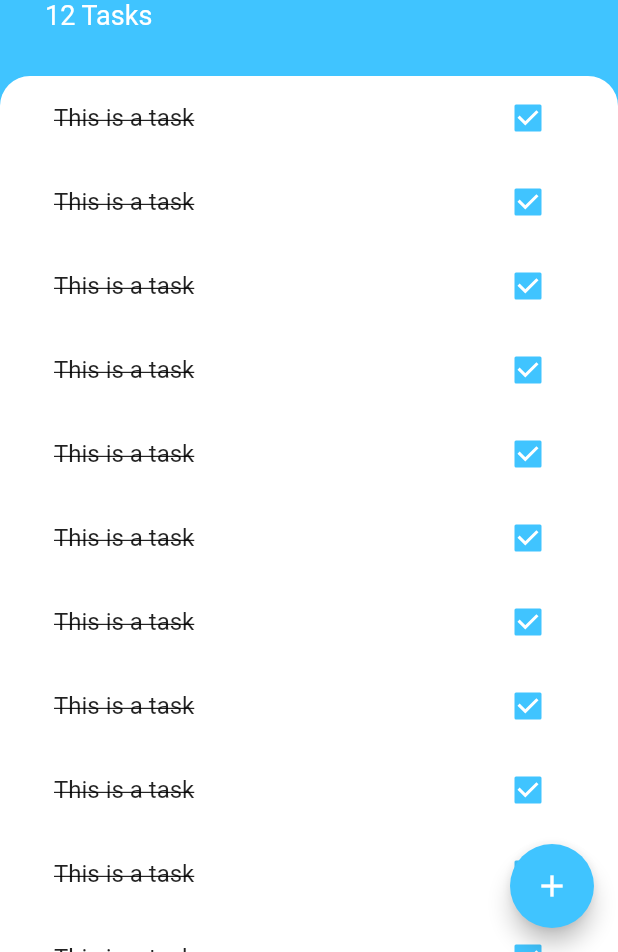
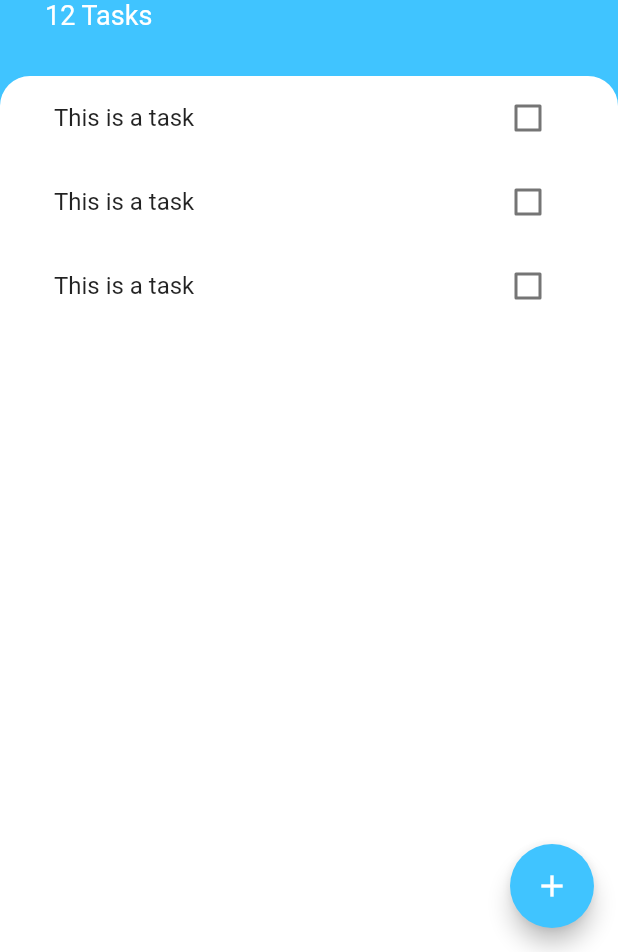
Before and after one commit to grasilife/todoey_flutter, a Flutter app: the screen it shows after launch, on a phone screen of 412 x 824 dp, the part 284-1236 px from its top. Run offline on Flutter 3.47's test engine with Material 2 defaults, Android fonts, the phone set to English and light mode, and no system bars.

```diff
--- a/lib/components/task_list.dart
+++ b/lib/components/task_list.dart
@@ -1,26 +1,35 @@
 import 'package:flutter/material.dart';
 import 'package:todoey_flutter/components/task_title.dart';
+import 'package:todoey_flutter/models/task.dart';
 
-class TaskList extends StatelessWidget {
+class TaskList extends StatefulWidget {
   const TaskList({Key? key}) : super(key: key);
 
   @override
+  State<TaskList> createState() => _TaskListState();
+}
+
+class _TaskListState extends State<TaskList> {
+  void checkboxCallback(int index) {}
+  List<Task> tasks = [
+    Task(name: 'Buy milk'),
+    Task(name: 'Buy eggs'),
+    Task(name: 'Buy bread'),
+  ];
+  @override
   Widget build(BuildContext context) {
-    return ListView(
-      children: const [
-        TaskTitle(),
-        TaskTitle(),
-        TaskTitle(),
-        TaskTitle(),
-        TaskTitle(),
-        TaskTitle(),
-        TaskTitle(),
-        TaskTitle(),
-        TaskTitle(),
-        TaskTitle(),
-        TaskTitle(),
-        TaskTitle(),
-      ],
+    return ListView.builder(
+      itemBuilder: (context, index) {
+        return TaskTitle(
+            isChecked: tasks[index].isDone,
+            taskTitle: tasks[index].name,
+            checkboxCallback: (value) {
+              setState(() {
+                tasks[index].toggleDone();
+              });
+            });
+      },
+      itemCount: tasks.length,
     );
   }
 }
--- a/lib/components/task_title.dart
+++ b/lib/components/task_title.dart
@@ -1,19 +1,15 @@
 import 'package:flutter/material.dart';
 
-class TaskTitle extends StatefulWidget {
-  const TaskTitle({Key? key}) : super(key: key);
-
-  @override
-  State<TaskTitle> createState() => _TaskTitleState();
-}
-
-class _TaskTitleState extends State<TaskTitle> {
-  bool isChecked = true;
-  void checkboxCallback(bool checkboxState) {
-    setState(() {
-      isChecked = checkboxState;
-    });
-  }
+class TaskTitle extends StatelessWidget {
+  final bool isChecked;
+  final String taskTitle;
+  final Function checkboxCallback;
+  const TaskTitle({
+    required this.isChecked,
+    required this.taskTitle,
+    required this.checkboxCallback,
+    Key? key,
+  }) : super(key: key);
 
   @override
   Widget build(BuildContext context) {
--- /dev/null
+++ b/lib/models/task.dart
@@ -0,0 +1,11 @@
+class Task {
+  String name;
+  bool isDone;
+  Task({
+    required this.name,
+    this.isDone = false,
+  });
+  void toggleDone() {
+    isDone = !isDone;
+  }
+}
```
